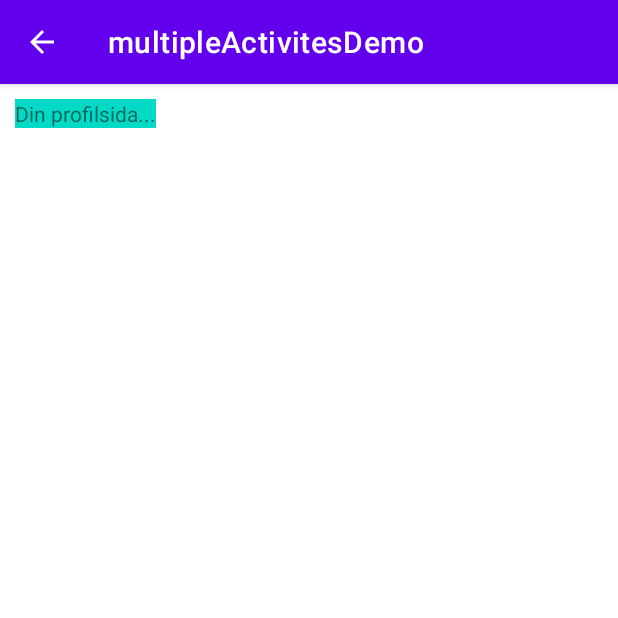
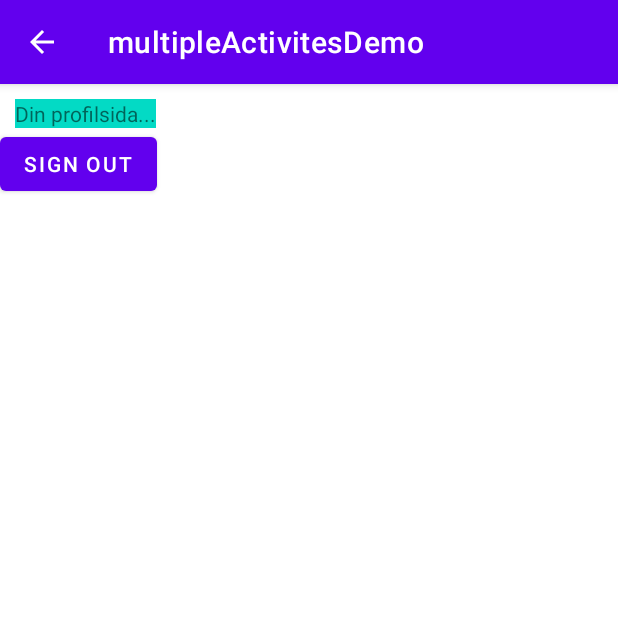
Before and after one commit to b21emmbj/multipleActivitesDemo, an Android app: the ProfileActivity screen opened directly, with no data from a screen before it, on a phone screen of 412 x 824 dp, the top half of it. Run offline under Robolectric (Android 15) with nearby library versions, the phone set to English and light mode, and no system bars.

Commit message:
added sign out button

```diff
--- a/app/src/main/res/layout/activity_profile.xml
+++ b/app/src/main/res/layout/activity_profile.xml
@@ -15,4 +15,12 @@
         android:layout_margin="10dp"
         app:layout_constraintTop_toTopOf="parent"
         app:layout_constraintStart_toStartOf="parent"/>
+
+    <Button
+        android:id="@+id/button"
+        android:layout_width="wrap_content"
+        android:layout_height="wrap_content"
+        android:text="Sign out"
+        app:layout_constraintTop_toBottomOf="@+id/profile_layout"
+        app:layout_constraintStart_toStartOf="parent"/>
 </androidx.constraintlayout.widget.ConstraintLayout>
```
